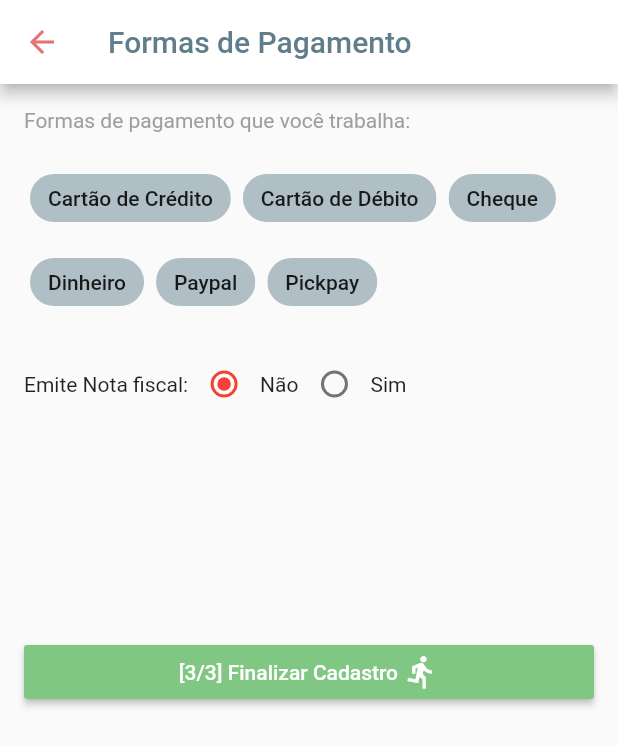
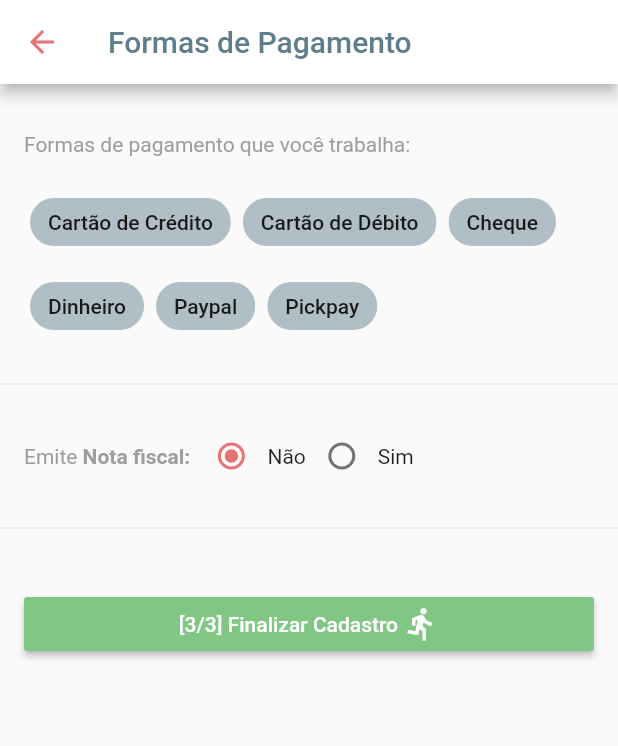
Before and after one commit to sc4v3ng3r/autonomosapp, a Flutter app: the Atuacao screen opened directly, after a tap on an icon or button, on a phone screen of 412 x 824 dp. Shown: the top 746 px of the screen. Run offline on Flutter 3.47's test engine with Material 2 defaults, Android fonts, the phone set to English and light mode, and no system bars; our stand-ins replace firebase_auth, firebase_database, flutter_masked_text, rxdart; missing offline and left inert: flutter_facebook_login; accounts and stored records are empty.

Commit message:
Ajustes de cores e espaçamentos

```diff
--- a/lib/ui/ui_cadastro_autonomo/Atuacao.dart
+++ b/lib/ui/ui_cadastro_autonomo/Atuacao.dart
@@ -277,7 +277,7 @@ class AtuacaoState extends State<Atuacao> {
     );
 
     final buttonNext = Padding(
-      padding: EdgeInsets.symmetric(horizontal: 16.0, vertical: 16.0),
+      padding: EdgeInsets.symmetric(horizontal: 16.0, vertical: 32.0),
       child: RaisedButton(
         padding: EdgeInsets.fromLTRB(.0, 8.0, .0, 8.0),
         onPressed: (){
--- a/lib/ui/ui_cadastro_autonomo/FormasDePagamento.dart
+++ b/lib/ui/ui_cadastro_autonomo/FormasDePagamento.dart
@@ -58,7 +58,7 @@ class FormaDePagamentoState extends State<FormaDePagamento> {
   List<Widget> _buildForm() {
 
     final formasDePagamentoLabel = Padding(
-      padding: EdgeInsets.all(16.0),
+      padding: EdgeInsets.fromLTRB(16.0, 32.0, 16.0, 16.0),
       child: Text(
         'Formas de pagamento que você trabalha:',
         style: TextStyle(color: Colors.grey),
@@ -66,7 +66,7 @@ class FormaDePagamentoState extends State<FormaDePagamento> {
     );
 
     final chipList = Padding(
-      padding: EdgeInsets.symmetric(horizontal: 16.0),
+      padding: EdgeInsets.fromLTRB(16.0, .0, 16.0, 16.0),
       child: Wrap(
         children: _transformaFormasDePagamentoEmChip.toList(),
       ),
@@ -76,12 +76,13 @@ class FormaDePagamentoState extends State<FormaDePagamento> {
       padding: EdgeInsets.all(16.0),
       child: Row(
         children: <Widget>[
-          Text('Emite Nota fiscal:'),
+          Text('Emite ',style: TextStyle(color: Colors.grey),),
+          Text('Nota fiscal: ',style: TextStyle(color:Colors.grey,fontWeight: FontWeight.bold),),
           new Radio(
               value: 0,
               groupValue:_radioValue,
               onChanged: _emiteNotaChange,
-              activeColor: Colors.red,
+              activeColor: Colors.red[300],
 
           ),
           Text('Não'),
@@ -89,14 +90,14 @@ class FormaDePagamentoState extends State<FormaDePagamento> {
             value: 1,
             groupValue: _radioValue,
             onChanged: _emiteNotaChange,
-            activeColor: Colors.red,
+            activeColor: Colors.red[300],
           ),
           Text('Sim')
         ],
       ),
     );
     final botaoFinalizar = Padding(
-      padding: EdgeInsets.fromLTRB(16.0, 128.0, 16.0, .0),
+      padding: EdgeInsets.fromLTRB(16.0, 32.0, 16.0, .0),
       child: RaisedButton(
         padding: EdgeInsets.symmetric(horizontal: 8.0),
           color: Colors.green[300],
@@ -117,7 +118,9 @@ class FormaDePagamentoState extends State<FormaDePagamento> {
         children: <Widget>[
           formasDePagamentoLabel,
           chipList,
+          Divider(),
           notaFiscalLabel,
+          Divider(),
           botaoFinalizar
         ],
       ),
```
